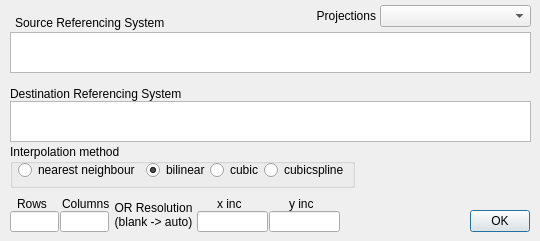
The window that deps/ui/project_dialog.ui (GenericMappingTools/InteractiveGMT) describes before a commit, drawn with Qt 5.
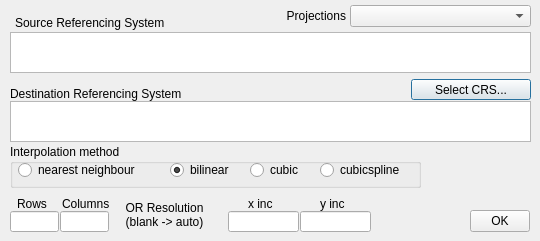
The same window after the commit.

Patch:
```diff
--- a/deps/ui/project_dialog.ui
+++ b/deps/ui/project_dialog.ui
@@ -17,13 +17,33 @@
   <property name="windowTitle"><string>Project</string></property>
 
   <widget class="QLabel" name="lb_proj">
-   <property name="geometry"><rect><x>300</x><y>8</y><width>76</width><height>15</height></rect></property>
-   <property name="alignment"><set>Qt::AlignmentFlag::AlignRight|Qt::AlignmentFlag::AlignVCenter</set></property>
-   <property name="text"><string>Projections</string></property>
+   <property name="geometry">
+    <rect>
+     <x>270</x>
+     <y>8</y>
+     <width>76</width>
+     <height>15</height>
+    </rect>
+   </property>
+   <property name="text">
+    <string>Projections</string>
+   </property>
+   <property name="alignment">
+    <set>Qt::AlignmentFlag::AlignRight|Qt::AlignmentFlag::AlignTrailing|Qt::AlignmentFlag::AlignVCenter</set>
+   </property>
   </widget>
   <widget class="QComboBox" name="combo_proj">
-   <property name="geometry"><rect><x>380</x><y>5</y><width>151</width><height>22</height></rect></property>
-   <property name="toolTip"><string>&lt;html&gt;Pick a projection to fill the Destination box with its PROJ4&lt;br&gt;string. Edit it freely afterwards.&lt;/html&gt;</string></property>
+   <property name="geometry">
+    <rect>
+     <x>350</x>
+     <y>5</y>
+     <width>181</width>
+     <height>22</height>
+    </rect>
+   </property>
+   <property name="toolTip">
+    <string>&lt;html&gt;Pick a projection to fill the Destination box with its PROJ4&lt;br&gt;string. Edit it freely afterwards.&lt;/html&gt;</string>
+   </property>
   </widget>
 
   <widget class="QLabel" name="lb_source">
@@ -45,32 +65,95 @@
   </widget>
 
   <widget class="QGroupBox" name="gb_interp">
-   <property name="geometry"><rect><x>10</x><y>144</y><width>345</width><height>44</height></rect></property>
-   <property name="title"><string>Interpolation method</string></property>
+   <property name="geometry">
+    <rect>
+     <x>10</x>
+     <y>144</y>
+     <width>411</width>
+     <height>44</height>
+    </rect>
+   </property>
+   <property name="title">
+    <string>Interpolation method</string>
+   </property>
    <widget class="QRadioButton" name="rb_near">
-    <property name="geometry"><rect><x>8</x><y>17</y><width>125</width><height>18</height></rect></property>
-    <property name="toolTip"><string>nearest neighbour resampling (fastest algorithm, worst interpolation quality)</string></property>
-    <property name="text"><string>nearest neighbour</string></property>
-    <attribute name="buttonGroup"><string>bg_interp</string></attribute>
+    <property name="geometry">
+     <rect>
+      <x>8</x>
+      <y>17</y>
+      <width>131</width>
+      <height>18</height>
+     </rect>
+    </property>
+    <property name="toolTip">
+     <string>nearest neighbour resampling (fastest algorithm, worst interpolation quality)</string>
+    </property>
+    <property name="text">
+     <string>nearest neighbour</string>
+    </property>
+    <attribute name="buttonGroup">
+     <string notr="true">bg_interp</string>
+    </attribute>
    </widget>
    <widget class="QRadioButton" name="rb_bilinear">
-    <property name="geometry"><rect><x>136</x><y>17</y><width>62</width><height>18</height></rect></property>
-    <property name="toolTip"><string>bilinear resampling</string></property>
-    <property name="text"><string>bilinear</string></property>
-    <property name="checked"><bool>true</bool></property>
-    <attribute name="buttonGroup"><string>bg_interp</string></attribute>
+    <property name="geometry">
+     <rect>
+      <x>160</x>
+      <y>17</y>
+      <width>71</width>
+      <height>18</height>
+     </rect>
+    </property>
+    <property name="toolTip">
+     <string>bilinear resampling</string>
+    </property>
+    <property name="text">
+     <string>bilinear</string>
+    </property>
+    <property name="checked">
+     <bool>true</bool>
+    </property>
+    <attribute name="buttonGroup">
+     <string notr="true">bg_interp</string>
+    </attribute>
    </widget>
    <widget class="QRadioButton" name="rb_cubic">
-    <property name="geometry"><rect><x>200</x><y>17</y><width>52</width><height>18</height></rect></property>
-    <property name="toolTip"><string>cubic resampling</string></property>
-    <property name="text"><string>cubic</string></property>
-    <attribute name="buttonGroup"><string>bg_interp</string></attribute>
+    <property name="geometry">
+     <rect>
+      <x>240</x>
+      <y>17</y>
+      <width>52</width>
+      <height>18</height>
+     </rect>
+    </property>
+    <property name="toolTip">
+     <string>cubic resampling</string>
+    </property>
+    <property name="text">
+     <string>cubic</string>
+    </property>
+    <attribute name="buttonGroup">
+     <string notr="true">bg_interp</string>
+    </attribute>
    </widget>
    <widget class="QRadioButton" name="rb_cubicspline">
-    <property name="geometry"><rect><x>254</x><y>17</y><width>85</width><height>18</height></rect></property>
-    <property name="toolTip"><string>cubic spline resampling</string></property>
-    <property name="text"><string>cubicspline</string></property>
-    <attribute name="buttonGroup"><string>bg_interp</string></attribute>
+    <property name="geometry">
+     <rect>
+      <x>310</x>
+      <y>17</y>
+      <width>91</width>
+      <height>18</height>
+     </rect>
+    </property>
+    <property name="toolTip">
+     <string>cubic spline resampling</string>
+    </property>
+    <property name="text">
+     <string>cubicspline</string>
+    </property>
+    <attribute name="buttonGroup">
+     <string notr="true">bg_interp</string>
+    </attribute>
    </widget>
   </widget>
 
@@ -91,28 +174,90 @@
    <property name="toolTip"><string>Number of columns of the output. Leave blank for automatic guess.</string></property>
   </widget>
   <widget class="QLabel" name="lb_or">
-   <property name="geometry"><rect><x>109</x><y>198</y><width>89</width><height>34</height></rect></property>
-   <property name="alignment"><set>Qt::AlignmentFlag::AlignHCenter|Qt::AlignmentFlag::AlignVCenter</set></property>
-   <property name="text"><string>OR Resolution
-(blank -&gt; auto)</string></property>
+   <property name="geometry">
+    <rect>
+     <x>120</x>
+     <y>198</y>
+     <width>89</width>
+     <height>34</height>
+    </rect>
+   </property>
+   <property name="text">
+    <string>OR Resolution
+(blank -&gt; auto)</string>
+   </property>
+   <property name="alignment">
+    <set>Qt::AlignmentFlag::AlignCenter</set>
+   </property>
   </widget>
   <widget class="QLabel" name="lb_xinc">
-   <property name="geometry"><rect><x>217</x><y>196</y><width>35</width><height>15</height></rect></property>
-   <property name="text"><string>x inc</string></property>
+   <property name="geometry">
+    <rect>
+     <x>248</x>
+     <y>196</y>
+     <width>35</width>
+     <height>15</height>
+    </rect>
+   </property>
+   <property name="text">
+    <string>x inc</string>
+   </property>
   </widget>
   <widget class="QLineEdit" name="edit_xInc">
-   <property name="geometry"><rect><x>197</x><y>211</y><width>71</width><height>21</height></rect></property>
-   <property name="toolTip"><string>X resolution of the output, in TARGET units. Leave blank for automatic guess.</string></property>
+   <property name="geometry">
+    <rect>
+     <x>228</x>
+     <y>211</y>
+     <width>71</width>
+     <height>21</height>
+    </rect>
+   </property>
+   <property name="toolTip">
+    <string>X resolution of the output, in TARGET units. Leave blank for automatic guess.</string>
+   </property>
   </widget>
   <widget class="QLabel" name="lb_yinc">
-   <property name="geometry"><rect><x>289</x><y>196</y><width>35</width><height>15</height></rect></property>
-   <property name="text"><string>y inc</string></property>
+   <property name="geometry">
+    <rect>
+     <x>320</x>
+     <y>196</y>
+     <width>35</width>
+     <height>15</height>
+    </rect>
+   </property>
+   <property name="text">
+    <string>y inc</string>
+   </property>
   </widget>
   <widget class="QLineEdit" name="edit_yInc">
-   <property name="geometry"><rect><x>269</x><y>211</y><width>71</width><height>21</height></rect></property>
-   <property name="toolTip"><string>Y resolution of the output, in TARGET units. Leave blank for automatic guess.</string></property>
+   <property name="geometry">
+    <rect>
+     <x>300</x>
+     <y>211</y>
+     <width>71</width>
+     <height>21</height>
+    </rect>
+   </property>
+   <property name="toolTip">
+    <string>Y resolution of the output, in TARGET units. Leave blank for automatic guess.</string>
+   </property>
   </widget>
-
+  <widget class="QPushButton" name="push_crs">
+   <property name="geometry">
+    <rect>
+     <x>411</x>
+     <y>79</y>
+     <width>120</width>
+     <height>21</height>
+    </rect>
+   </property>
+   <property name="toolTip">
+    <string>&lt;html&gt;Choose the destination among every coordinate reference system&lt;br&gt;PROJ knows (EPSG, ESRI, IAU, IGNF, OGC, ...)&lt;/html&gt;</string>
+   </property>
+   <property name="text">
+    <string>Select CRS...</string>
+   </property>
+  </widget>
   <widget class="QPushButton" name="push_ok">
    <property name="geometry"><rect><x>470</x><y>210</y><width>60</width><height>22</height></rect></property>
    <property name="text"><string>OK</string></property>
```
Left out of the diff: 158 changed lines with no effect on the pictures.
